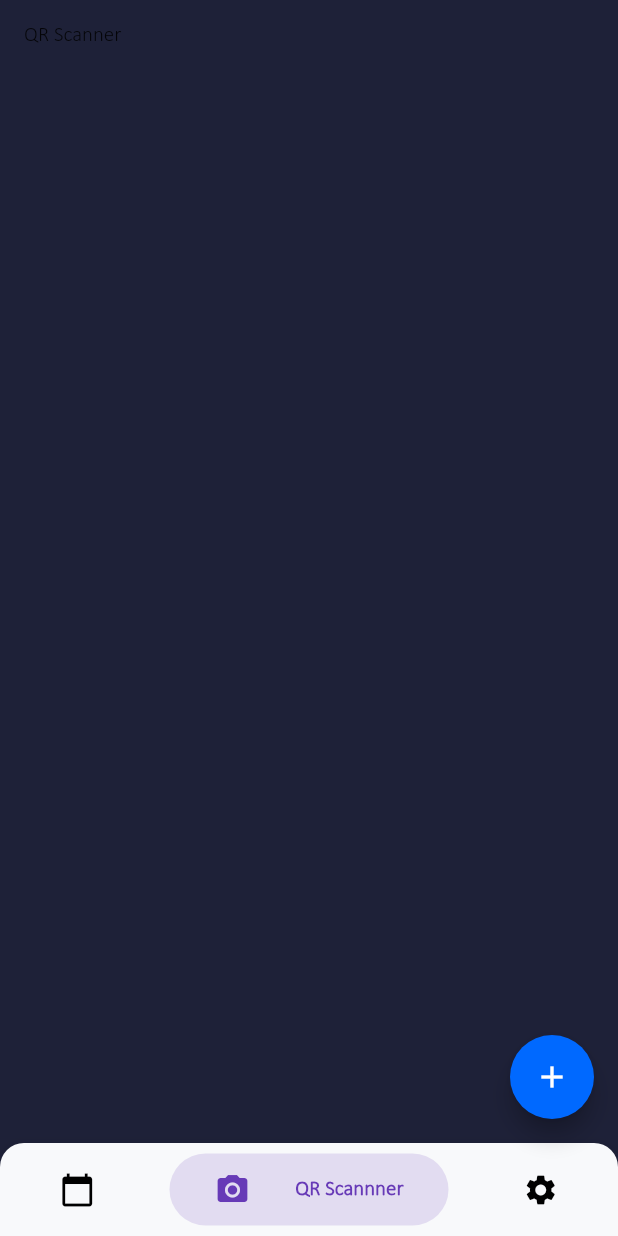
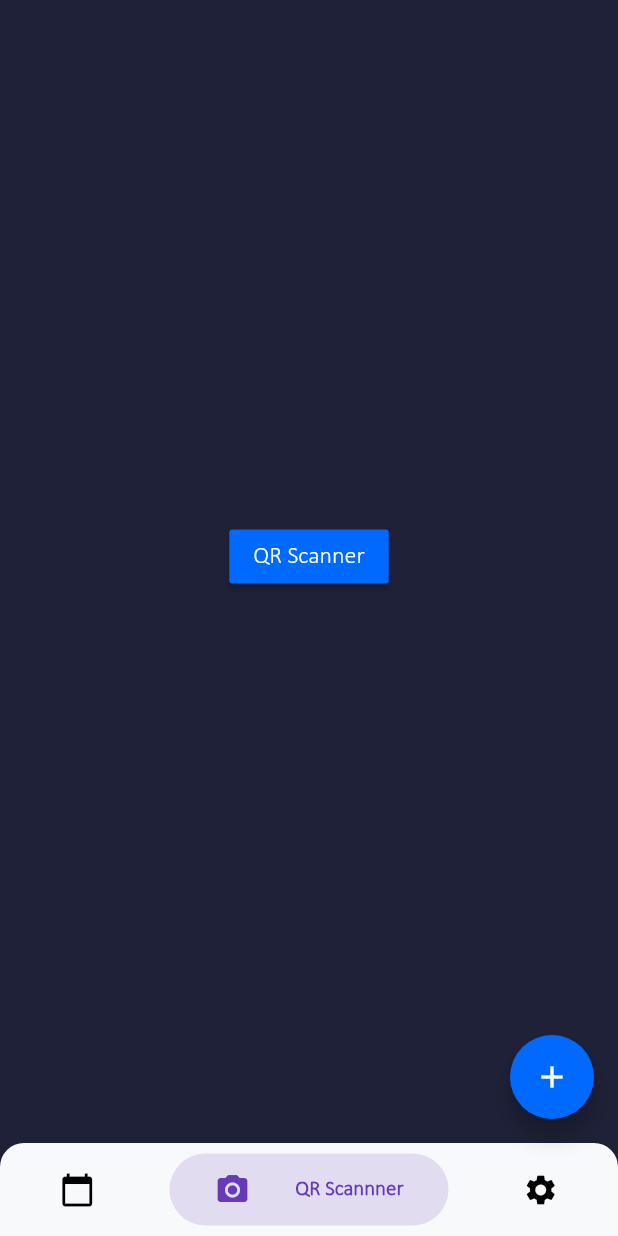
Before and after one commit to TimmyRB/StudyRoomBooking, a Flutter app: the screen it shows after launch, item 2 of the bottom bar chosen, after a tap on "QR Scanner", on a phone screen of 412 x 824 dp. Run offline on Flutter 3.47's test engine with Material 2 defaults, Android fonts, the phone set to English and light mode, and no system bars; drawn by our look-alikes of bubble_bottom_bar; our stand-ins replace table_calendar; missing offline and left inert: barcode_scan_fix; network calls fail; project files that could hold a hidden picture were left out.

Commit message:
Added QR code suport

```diff
--- a/lib/views/book.dart
+++ b/lib/views/book.dart
@@ -35,7 +35,7 @@ class BookState extends State<BookPage> {
         crossAxisAlignment: CrossAxisAlignment.start,
         children: <Widget>[
           Container(
-            padding: EdgeInsets.only(left: 25, right: 25, top: 15, bottom: 20),
+            padding: EdgeInsets.only(left: 25, right: 25, top: 25, bottom: 0),
             child: Row(
               mainAxisAlignment: MainAxisAlignment.spaceBetween,
               children: <Widget>[
--- a/lib/views/qr.dart
+++ b/lib/views/qr.dart
@@ -1,5 +1,5 @@
 import 'package:flutter/material.dart';
-import 'package:barcode_scan/barcode_scan.dart';
+import 'package:barcode_scan_fix/barcode_scan.dart';
 import 'package:flutter/services.dart';
 
 class QRPage extends StatefulWidget {
@@ -16,16 +16,23 @@ class QRState extends State<QRPage> {
   Widget build(BuildContext context) {
     return Scaffold(
       backgroundColor: Theme.of(context).backgroundColor,
-      body: Column(
-        mainAxisAlignment: MainAxisAlignment.start,
-        crossAxisAlignment: CrossAxisAlignment.start,
+      body: Row (
+        mainAxisAlignment: MainAxisAlignment.center,
+        crossAxisAlignment: CrossAxisAlignment.center,
         children: <Widget>[
-          FlatButton(
-            onPressed: () {
-              scan();
-              print(barcode);
-            },
-            child: Text('QR Scanner')
+          Column (
+            mainAxisAlignment: MainAxisAlignment.center,
+            crossAxisAlignment: CrossAxisAlignment.center,
+            children: <Widget>[
+              RaisedButton(
+                color: Theme.of(context).primaryColor,
+                onPressed: () {
+                  scan();
+                },
+                child: Text('QR Scanner', style: Theme.of(context).textTheme.display1, softWrap: true,)
+              ),
+              Text('$barcode', style: Theme.of(context).textTheme.display1)
+            ]
           )
         ],
       ),
--- a/pubspec.yaml
+++ b/pubspec.yaml
@@ -24,7 +24,7 @@ dependencies:
   bubble_bottom_bar: ^1.2.0
   table_calendar: ^2.2.2
   intl: ^0.16.1
-  barcode_scan: ^1.0.0
+  barcode_scan_fix: ^1.0.2
 
 dev_dependencies:
   flutter_test:
```
Also changed, not shown: pubspec.lock, 364 other files.
